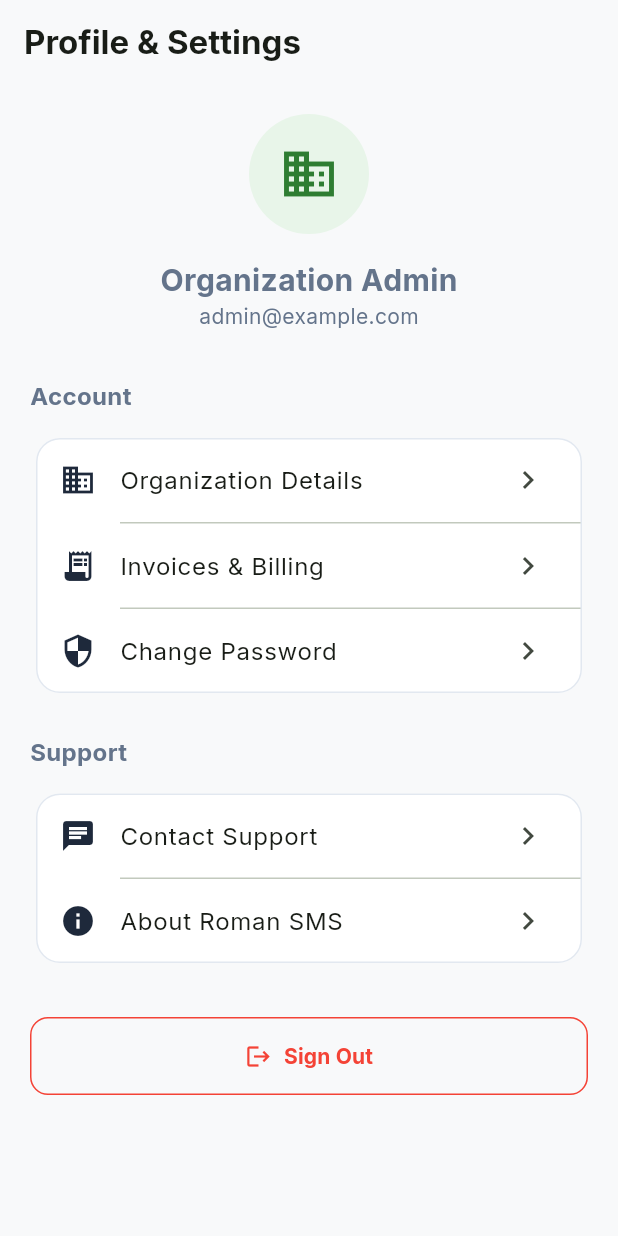
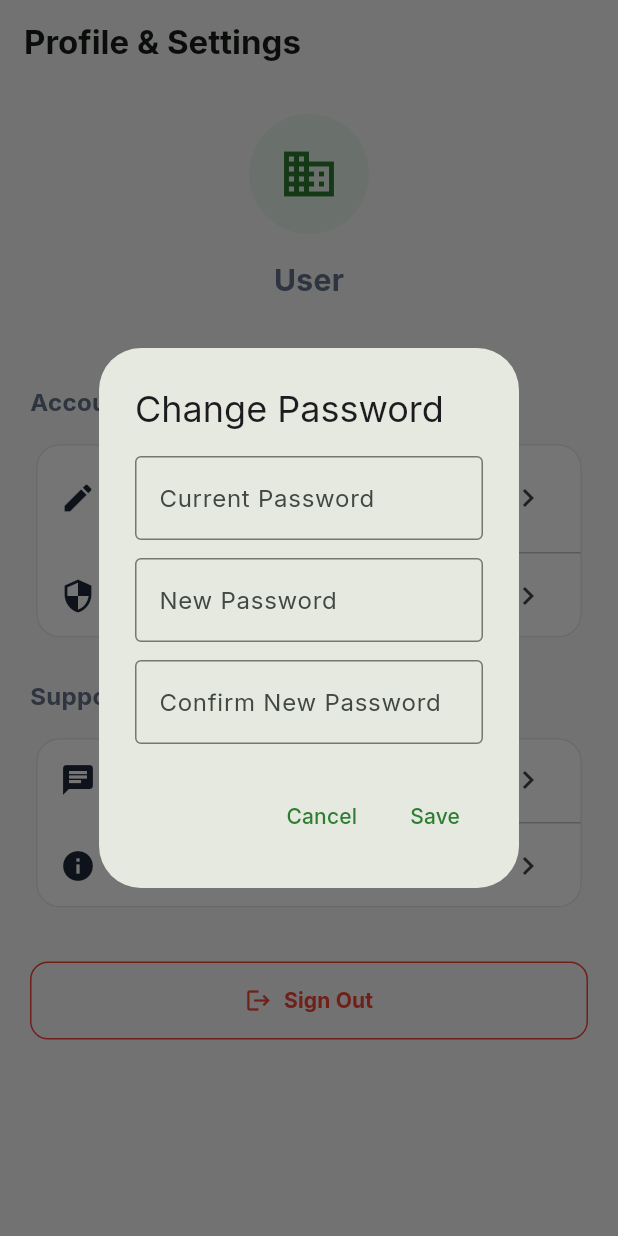
Before and after one commit to oyomthorm/roman-sms, a Flutter app: the ProfileScreen screen opened by its route, after a tap on "Change Password", on a phone screen of 412 x 824 dp. Run offline on Flutter 3.47's test engine with Material 3 defaults, Android fonts, the phone set to English and light mode, and no system bars; our stand-ins replace dio, flutter_riverpod, flutter_secure_storage, go_router, google_fonts; accounts and stored records are empty.

Commit message:
feat(mobile): auth state carries user/org; profile screen edits name & password

```diff
--- a/mobile/lib/screens/profile_screen.dart
+++ b/mobile/lib/screens/profile_screen.dart
@@ -2,6 +2,7 @@ import 'package:flutter/material.dart';
 import 'package:flutter_riverpod/flutter_riverpod.dart';
 import 'package:google_fonts/google_fonts.dart';
 import 'package:go_router/go_router.dart';
+import '../api/client.dart';
 import '../theme/app_theme.dart';
 import '../state/auth_provider.dart';
 
@@ -10,76 +11,94 @@ class ProfileScreen extends ConsumerWidget {
 
   @override
   Widget build(BuildContext context, WidgetRef ref) {
+    final authState = ref.watch(authProvider);
+    final user = authState.user;
+    final userName = (user?['name'] as String?)?.trim();
+    final userEmail = (user?['email'] as String?) ?? '';
+    final displayName =
+        (userName == null || userName.isEmpty) ? 'User' : userName;
+
     return Scaffold(
       appBar: AppBar(
-        title: Text('Profile & Settings', style: GoogleFonts.inter(fontWeight: FontWeight.bold)),
+        title: Text('Profile & Settings',
+            style: GoogleFonts.inter(fontWeight: FontWeight.bold)),
         backgroundColor: Colors.transparent,
         elevation: 0,
       ),
       body: ListView(
         padding: const EdgeInsets.all(20),
         children: [
-          // User Avatar Header
+          // Header
           Center(
             child: Column(
               children: [
                 CircleAvatar(
                   radius: 40,
                   backgroundColor: RomanSmsTheme.lightGreen,
-                  child: const Icon(Icons.business, size: 40, color: RomanSmsTheme.primaryGreen),
+                  child: const Icon(Icons.business,
+                      size: 40, color: RomanSmsTheme.primaryGreen),
                 ),
                 const SizedBox(height: 16),
-                Text('Organization Admin', style: GoogleFonts.inter(fontSize: 20, fontWeight: FontWeight.bold)),
-                Text('admin@example.com', style: GoogleFonts.inter(fontSize: 14, color: RomanSmsTheme.textMuted)),
+                Text(displayName,
+                    style: GoogleFonts.inter(
+                        fontSize: 20, fontWeight: FontWeight.bold)),
+                const SizedBox(height: 4),
+                Text(userEmail,
+                    style: GoogleFonts.inter(
+                        fontSize: 14, color: RomanSmsTheme.textMuted)),
               ],
             ),
           ),
           const SizedBox(height: 32),
 
-          Text('Account', style: GoogleFonts.inter(fontSize: 16, fontWeight: FontWeight.bold)),
+          // Account section
+          Text('Account',
+              style:
+                  GoogleFonts.inter(fontSize: 16, fontWeight: FontWeight.bold)),
           const SizedBox(height: 12),
           Card(
             child: Column(
               children: [
                 ListTile(
-                  leading: const Icon(Icons.business, color: RomanSmsTheme.textDark),
-                  title: const Text('Organization Details'),
+                  leading:
+                      const Icon(Icons.edit, color: RomanSmsTheme.textDark),
+                  title: const Text('Edit Display Name'),
+                  subtitle: Text(displayName),
                   trailing: const Icon(Icons.chevron_right),
-                  onTap: () {},
+                  onTap: () => _editName(context, ref, userName ?? ''),
                 ),
                 const Divider(height: 1, indent: 56),
                 ListTile(
-                  leading: const Icon(Icons.receipt_long, color: RomanSmsTheme.textDark),
-                  title: const Text('Invoices & Billing'),
-                  trailing: const Icon(Icons.chevron_right),
-                  onTap: () {},
-                ),
-                const Divider(height: 1, indent: 56),
-                ListTile(
-                  leading: const Icon(Icons.security, color: RomanSmsTheme.textDark),
+                  leading:
+                      const Icon(Icons.security, color: RomanSmsTheme.textDark),
                   title: const Text('Change Password'),
                   trailing: const Icon(Icons.chevron_right),
-                  onTap: () {},
+                  onTap: () => _changePassword(context, ref),
                 ),
               ],
             ),
           ),
           const SizedBox(height: 24),
 
-          Text('Support', style: GoogleFonts.inter(fontSize: 16, fontWeight: FontWeight.bold)),
+          // Support section
+          Text('Support',
+              style:
+                  GoogleFonts.inter(fontSize: 16, fontWeight: FontWeight.bold)),
           const SizedBox(height: 12),
           Card(
             child: Column(
               children: [
                 ListTile(
-                  leading: const Icon(Icons.chat, color: RomanSmsTheme.textDark),
+                  leading:
+                      const Icon(Icons.chat, color: RomanSmsTheme.textDark),
                   title: const Text('Contact Support'),
                   trailing: const Icon(Icons.chevron_right),
                   onTap: () {},
                 ),
                 const Divider(height: 1, indent: 56),
                 ListTile(
-                  leading: const Icon(Icons.info, color: RomanSmsTheme.textDark),
+                  leading:
+                      const Icon(Icons.info, color: RomanSmsTheme.textDark),
                   title: const Text('About Roman SMS'),
                   trailing: const Icon(Icons.chevron_right),
                   onTap: () {},
@@ -89,6 +108,7 @@ class ProfileScreen extends ConsumerWidget {
           ),
           const SizedBox(height: 32),
 
+          // Sign out
           SizedBox(
             width: double.infinity,
             child: OutlinedButton.icon(
@@ -97,11 +117,14 @@ class ProfileScreen extends ConsumerWidget {
                 if (context.mounted) context.go('/login');
               },
               icon: const Icon(Icons.logout, color: Colors.red),
-              label: Text('Sign Out', style: GoogleFonts.inter(color: Colors.red, fontWeight: FontWeight.bold)),
+              label: Text('Sign Out',
+                  style: GoogleFonts.inter(
+                      color: Colors.red, fontWeight: FontWeight.bold)),
               style: OutlinedButton.styleFrom(
                 padding: const EdgeInsets.symmetric(vertical: 16),
                 side: const BorderSide(color: Colors.red),
-                shape: RoundedRectangleBorder(borderRadius: BorderRadius.circular(12)),
+                shape: RoundedRectangleBorder(
+                    borderRadius: BorderRadius.circular(12)),
               ),
             ),
           ),
@@ -109,4 +132,137 @@ class ProfileScreen extends ConsumerWidget {
       ),
     );
   }
+
+  Future<void> _editName(
+      BuildContext context, WidgetRef ref, String current) async {
+    final controller = TextEditingController(text: current);
+    final newName = await showDialog<String>(
+      context: context,
+      builder: (ctx) => AlertDialog(
+        title: const Text('Edit Display Name'),
+        content: TextField(
+          controller: controller,
+          autofocus: true,
+          decoration: const InputDecoration(
+            labelText: 'Display Name',
+            border: OutlineInputBorder(),
+          ),
+        ),
+        actions: [
+          TextButton(
+              onPressed: () => Navigator.pop(ctx), child: const Text('Cancel')),
+          TextButton(
+            onPressed: () => Navigator.pop(ctx, controller.text.trim()),
+            child: const Text('Save'),
+          ),
+        ],
+      ),
+    );
+    if (newName == null) return;
+
+    try {
+      await ApiClient.instance.dio
+          .put('/api/v1/auth/profile', data: {'full_name': newName});
+      await ref.read(authProvider.notifier).refreshProfile();
+      if (!context.mounted) return;
+      ScaffoldMessenger.of(context).showSnackBar(
+        const SnackBar(content: Text('Name updated.')),
+      );
+    } catch (e) {
+      if (!context.mounted) return;
+      ScaffoldMessenger.of(context).showSnackBar(
+        SnackBar(content: Text('Failed to update name: $e')),
+      );
+    }
+  }
+
+  Future<void> _changePassword(BuildContext context, WidgetRef ref) async {
+    final currentCtrl = TextEditingController();
+    final newCtrl = TextEditingController();
+    final confirmCtrl = TextEditingController();
+    String? errorText;
+
+    final success = await showDialog<bool>(
+      context: context,
+      builder: (ctx) => StatefulBuilder(
+        builder: (ctx, setState) => AlertDialog(
+          title: const Text('Change Password'),
+          content: SingleChildScrollView(
+            child: Column(
+              mainAxisSize: MainAxisSize.min,
+              children: [
+                TextField(
+                  controller: currentCtrl,
+                  obscureText: true,
+                  decoration: const InputDecoration(
+                    labelText: 'Current Password',
+                    border: OutlineInputBorder(),
+                  ),
+                ),
+                const SizedBox(height: 12),
+                TextField(
+                  controller: newCtrl,
+                  obscureText: true,
+                  decoration: const InputDecoration(
+                    labelText: 'New Password',
+                    border: OutlineInputBorder(),
+                  ),
+                ),
+                const SizedBox(height: 12),
+                TextField(
+                  controller: confirmCtrl,
+                  obscureText: true,
+                  decoration: const InputDecoration(
+                    labelText: 'Confirm New Password',
+                    border: OutlineInputBorder(),
+                  ),
+                ),
+                if (errorText != null) ...[
+                  const SizedBox(height: 12),
+                  Text(errorText!,
+                      style: const TextStyle(color: Colors.red, fontSize: 12)),
+                ],
+              ],
+            ),
+          ),
+          actions: [
+            TextButton(
+                onPressed: () => Navigator.pop(ctx, false),
+                child: const Text('Cancel')),
+            TextButton(
+              onPressed: () async {
+                if (newCtrl.text != confirmCtrl.text) {
+                  setState(() => errorText = 'New passwords do not match.');
+                  return;
+                }
+                try {
+                  await ApiClient.instance.dio.post(
+                    '/api/v1/auth/change-password',
+                    data: {
+                      'current_password': currentCtrl.text,
+                      'new_password': newCtrl.text,
+                    },
+                  );
+                  if (ctx.mounted) Navigator.pop(ctx, true);
+                } catch (e) {
+                  String msg = 'Failed to change password.';
+                  if (e is Exception && e.toString().contains('422')) {
+                    msg = 'Current password is incorrect.';
+                  }
+                  setState(() => errorText = msg);
+                }
+              },
+              child: const Text('Save'),
+            ),
+          ],
+        ),
+      ),
+    );
+
+    if (success == true && context.mounted) {
+      ScaffoldMessenger.of(context).showSnackBar(
+        const SnackBar(content: Text('Password changed.')),
+      );
+    }
+  }
 }
```
Also changed, not shown: mobile/lib/state/auth_provider.dart (+62 -9 lines).
